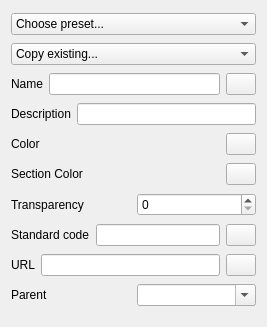
The window that src/Mod/BIM/Resources/ui/ArchMaterial.ui (southseact-3d/fcd) describes before a commit, drawn with Qt 5.
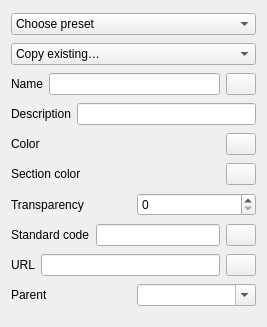
The same window after the commit. Icons and pictures are not drawn.

Diff of the .ui file:
```diff
--- a/src/Mod/BIM/Resources/ui/ArchMaterial.ui
+++ b/src/Mod/BIM/Resources/ui/ArchMaterial.ui
@@ -27,7 +27,7 @@
      </property>
      <item>
       <property name="text">
-       <string>Choose preset...</string>
+       <string>Choose preset</string>
       </property>
      </item>
     </widget>
@@ -45,7 +45,7 @@
      </property>
      <item>
       <property name="text">
-       <string>Copy existing...</string>
+       <string>Copy existing…</string>
       </property>
      </item>
     </widget>
@@ -136,7 +136,7 @@
      <item>
       <widget class="QLabel" name="label_8">
        <property name="text">
-        <string>Section Color</string>
+        <string>Section color</string>
        </property>
       </widget>
      </item>
```
Left out of the diff: 4 changed lines with no effect on the pictures.
